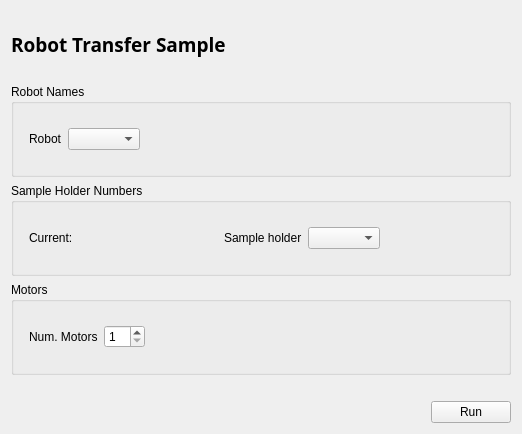
Qt form src/firefly/robot.ui (spc-group/haven) before a commit.
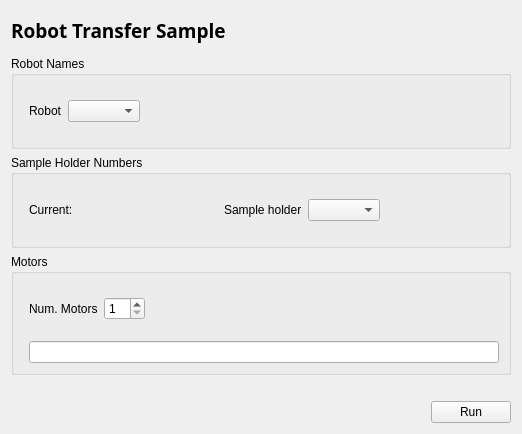
The same form after that commit. Custom widgets are drawn as their Qt base class.

Commit message: Add motor region in GUI

The edit to the form file:
```diff
--- a/src/firefly/robot.ui
+++ b/src/firefly/robot.ui
@@ -266,6 +266,9 @@
         </item>
        </layout>
       </item>
+      <item row="1" column="1">
+       <widget class="QLineEdit" name="lineEdit"/>
+      </item>
      </layout>
     </widget>
    </item>
```
